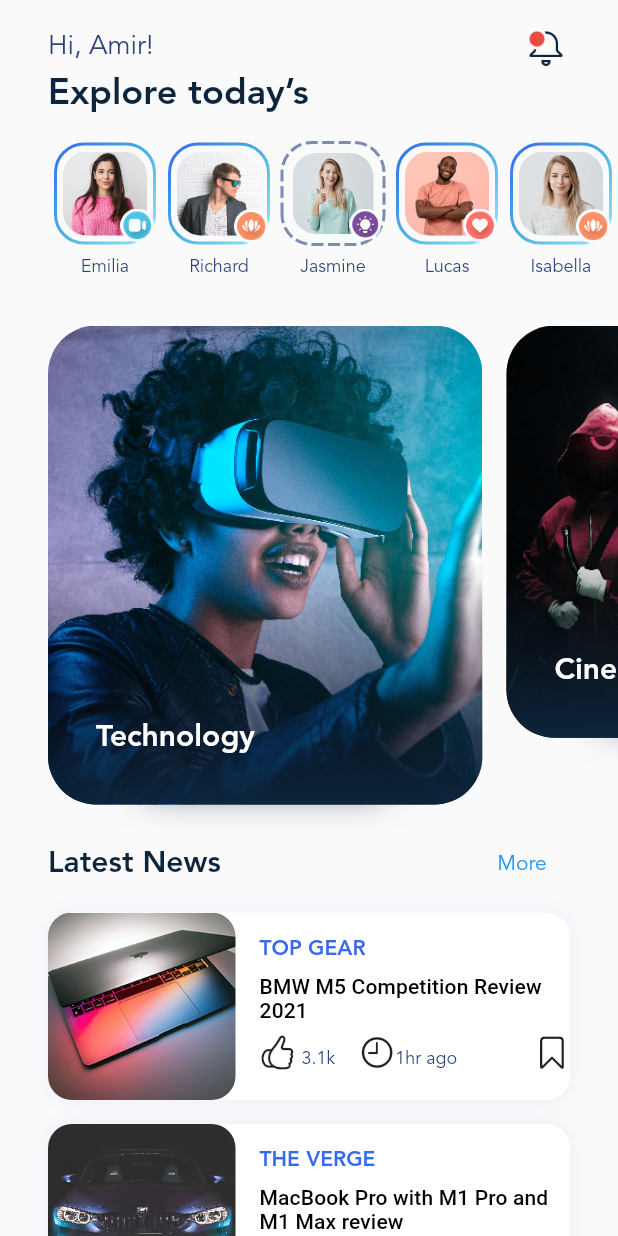
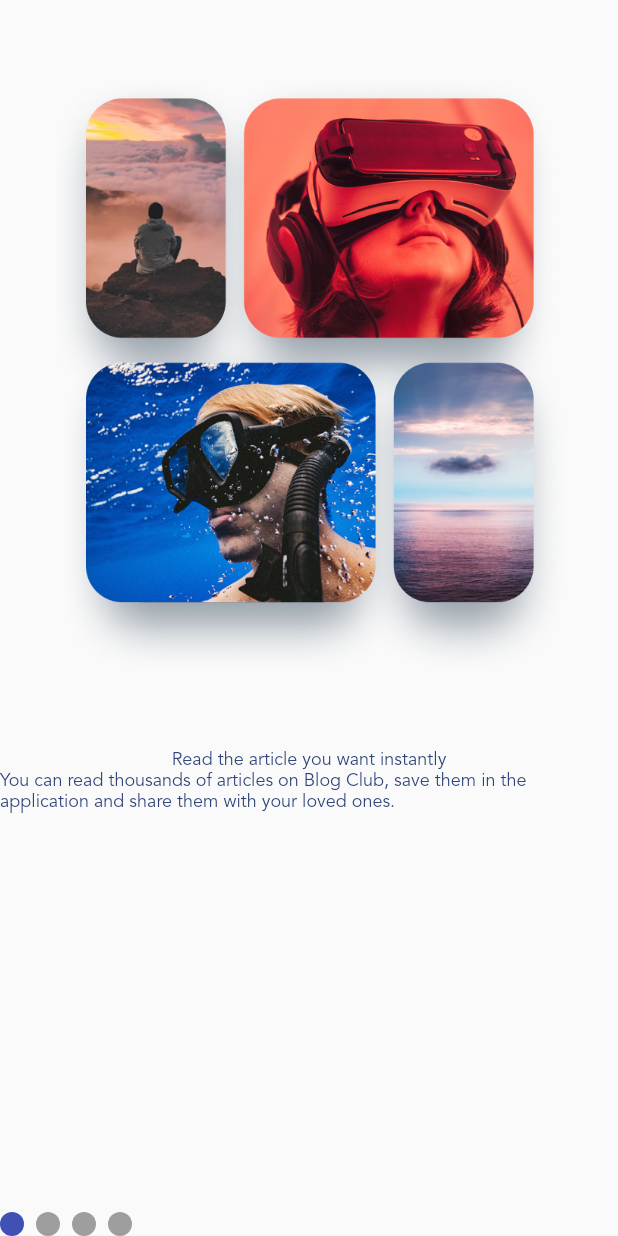
Before and after one commit to amirtorabi/blog_club, a Flutter app: the screen it shows after launch, on a phone screen of 412 x 824 dp. Run offline on Flutter 3.47's test engine with Material 2 defaults, Android fonts, the phone set to English and light mode, and no system bars; drawn by our look-alikes of dotted_border, smooth_page_indicator; our stand-ins replace flutter_svg, gradient_borders.

Commit message:
added page view (design isnt complete)

```diff
--- a/lib/data.dart
+++ b/lib/data.dart
@@ -39,6 +39,13 @@ class PostData {
       required this.time,
       required this.isBookmarked,
       required this.imageFileName});
+}
+
+class OnBoardingItem {
+  final String title;
+  final String description;
+
+  OnBoardingItem(this.title, this.description);
 }
 
 class AppDatabase {
@@ -142,4 +149,13 @@ class AppDatabase {
           imageFileName: 'small_post_3.jpg'),
     ];
   }
+
+  static List<OnBoardingItem> get onBoardingItems {
+    List<OnBoardingItem> items = [];
+    for (var i = 0; i < 4; i++) {
+      items.add(OnBoardingItem('Read the article you want instantly',
+          'You can read thousands of articles on Blog Club, save them in the application and share them with your loved ones.'));
+    }
+    return items;
+  }
 }
--- a/lib/main.dart
+++ b/lib/main.dart
@@ -1,4 +1,5 @@
 import 'package:blog_club/gen/assets.gen.dart';
+import 'package:blog_club/onboarding.dart';
 import 'package:blog_club/splash.dart';
 import 'package:flutter/material.dart';
 
@@ -62,7 +63,7 @@ class MyApp extends StatelessWidget {
         //     Positioned(bottom: 0, left: 0, right: 0, child: NavigationBottom()),
         //   ],
         // ),
-        home: const Splashscreen());
+        home: const OnBoarding());
   }
 }
 
--- /dev/null
+++ b/lib/onboarding.dart
@@ -0,0 +1,64 @@
+import 'package:blog_club/data.dart';
+import 'package:blog_club/gen/assets.gen.dart';
+import 'package:flutter/material.dart';
+import 'package:smooth_page_indicator/smooth_page_indicator.dart';
+
+class OnBoarding extends StatefulWidget {
+  const OnBoarding({super.key});
+
+  @override
+  State<OnBoarding> createState() => _OnBoardingState();
+}
+
+class _OnBoardingState extends State<OnBoarding> {
+  final PageController _pageController = PageController();
+  @override
+  Widget build(BuildContext context) {
+    var onBoardingItems = AppDatabase.onBoardingItems;
+    return Scaffold(
+      body: Column(
+        children: [
+          Expanded(
+              child: Padding(
+            padding: const EdgeInsets.all(32.0),
+            child: Assets.img.background.onboarding.image(),
+          )),
+          Container(
+            height: 324,
+            decoration: const BoxDecoration(
+              borderRadius: BorderRadius.only(
+                  topLeft: Radius.circular(28), topRight: Radius.circular(28)),
+            ),
+            child: Column(
+              children: [
+                Expanded(
+                  child: PageView.builder(
+                    onPageChanged: (value) {},
+                    itemCount: onBoardingItems.length,
+                    controller: _pageController,
+                    itemBuilder: (context, index) {
+                      return Column(
+                        children: [
+                          Text(onBoardingItems[index].title),
+                          Text(onBoardingItems[index].description),
+                        ],
+                      );
+                    },
+                  ),
+                ),
+                Row(
+                  children: [
+                    SmoothPageIndicator(
+                        effect: const WormEffect(),
+                        controller: _pageController,
+                        count: onBoardingItems.length),
+                  ],
+                ),
+              ],
+            ),
+          )
+        ],
+      ),
+    );
+  }
+}
--- a/pubspec.yaml
+++ b/pubspec.yaml
@@ -38,6 +38,7 @@ dependencies:
   gradient_borders: ^1.0.0
   dotted_border: ^2.0.0+3
   flutter_svg: ^2.0.7
+  smooth_page_indicator: ^1.1.0
   # carousel_slider: ^4.2.1
 
 dev_dependencies:
```
Also changed, not shown: pubspec.lock.
